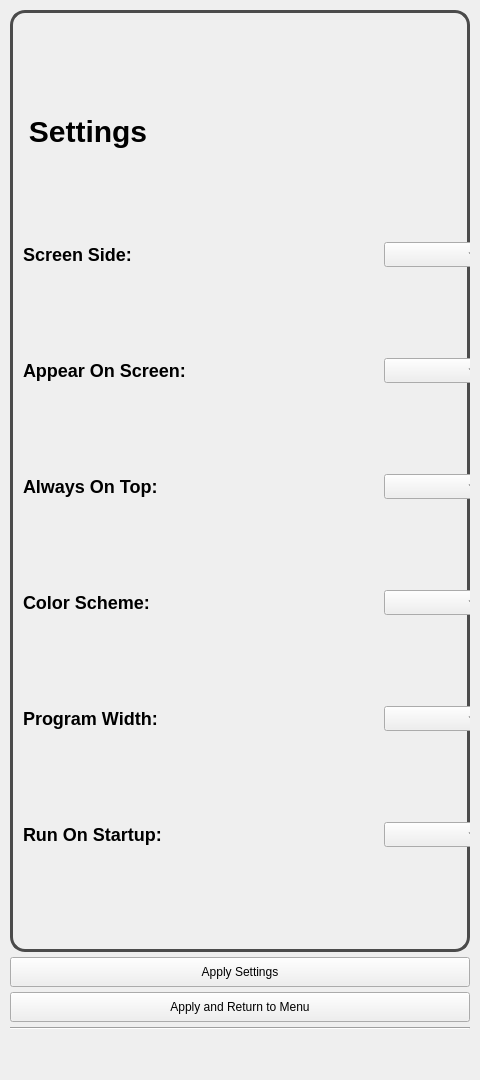
Above: settings.ui from JforJake/GameLauncher before the change. Below: the same form after it.
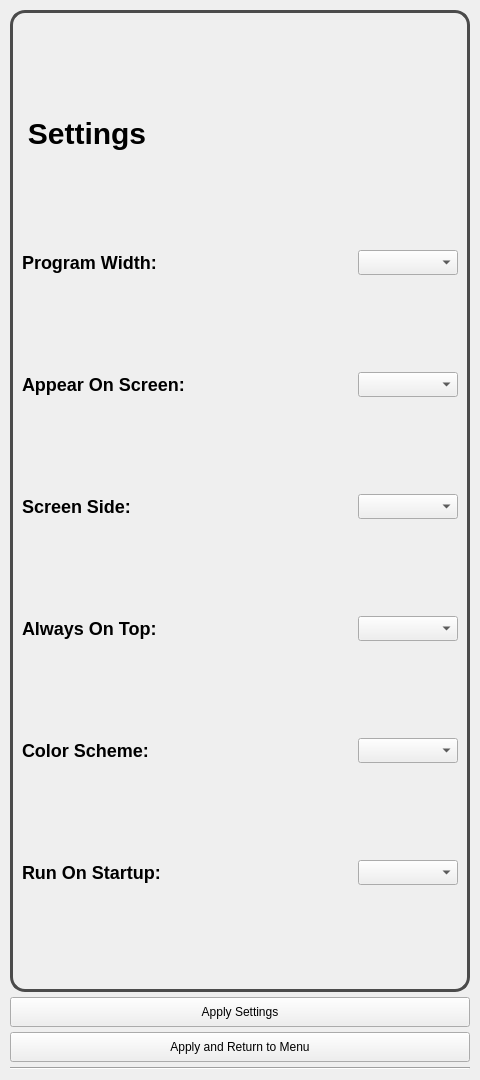
That is the form after the change.

Patch:
```diff
--- a/settings.ui
+++ b/settings.ui
@@ -70,33 +70,9 @@
      <property name="frameShadow">
       <enum>QFrame::Shadow::Raised</enum>
      </property>
-     <widget class="QWidget" name="gridLayoutWidget">
-      <property name="geometry">
-       <rect>
-        <x>13</x>
-        <y>0</y>
-        <width>461</width>
-        <height>941</height>
-       </rect>
-      </property>
-      <layout class="QGridLayout" name="gridLayout_2">
-       <property name="leftMargin">
-        <number>0</number>
-       </property>
-       <property name="topMargin">
-        <number>10</number>
-       </property>
-       <property name="rightMargin">
-        <number>0</number>
-       </property>
-       <property name="bottomMargin">
-        <number>10</number>
-       </property>
-       <property name="spacing">
-        <number>0</number>
-       </property>
-       <item row="4" column="1">
-        <widget class="QComboBox" name="ColorSchemeBox">
+     <layout class="QGridLayout" name="gridLayout">
+      <item row="2" column="1">
+       <widget class="QComboBox" name="ScreenNumberBox">
          <property name="sizePolicy">
           <sizepolicy hsizetype="Expanding" vsizetype="Fixed">
            <horstretch>0</horstretch>
@@ -120,37 +96,36 @@
          </property>
         </widget>
        </item>
-       <item row="5" column="0">
-        <widget class="QLabel" name="ProgramWidthLabel">
+      <item row="3" column="1">
+       <widget class="QComboBox" name="ScreenSideBox">
          <property name="sizePolicy">
-          <sizepolicy hsizetype="Expanding" vsizetype="Preferred">
-           <horstretch>2</horstretch>
+         <sizepolicy hsizetype="Expanding" vsizetype="Fixed">
+          <horstretch>0</horstretch>
            <verstretch>0</verstretch>
           </sizepolicy>
          </property>
          <property name="minimumSize">
           <size>
-           <width>160</width>
+          <width>100</width>
            <height>25</height>
           </size>
          </property>
          <property name="maximumSize">
           <size>
-           <width>600</width>
+          <width>200</width>
            <height>25</height>
           </size>
          </property>
          <property name="styleSheet">
-          <string notr="true">font-size: 18px;
-font-weight: bold;</string>
-         </property>
-         <property name="text">
-          <string>Program Width: </string>
+         <string notr="true"/>
+        </property>
+        <property name="currentText">
+         <string/>
          </property>
         </widget>
        </item>
        <item row="5" column="1">
-        <widget class="QComboBox" name="ProgramWidthBox">
+       <widget class="QComboBox" name="ColorSchemeBox">
          <property name="sizePolicy">
           <sizepolicy hsizetype="Expanding" vsizetype="Fixed">
            <horstretch>0</horstretch>
@@ -174,55 +149,33 @@
          </property>
         </widget>
        </item>
-       <item row="6" column="1">
-        <widget class="QComboBox" name="StartupBox">
+      <item row="0" column="0">
+       <widget class="QLabel" name="SettingsLabel">
          <property name="minimumSize">
           <size>
-           <width>100</width>
-           <height>25</height>
+          <width>130</width>
+          <height>40</height>
           </size>
          </property>
          <property name="maximumSize">
           <size>
-           <width>200</width>
-           <height>25</height>
+          <width>130</width>
+          <height>40</height>
           </size>
          </property>
          <property name="styleSheet">
-          <string notr="true"/>
+         <string notr="true">font-size: 30px;
+font-weight: bold;</string>
+        </property>
+        <property name="text">
+         <string>Settings</string>
+        </property>
+        <property name="alignment">
+         <set>Qt::AlignmentFlag::AlignCenter</set>
          </property>
         </widget>
        </item>
        <item row="4" column="0">
-        <widget class="QLabel" name="ColorSchemeLabel">
-         <property name="sizePolicy">
-          <sizepolicy hsizetype="Expanding" vsizetype="Preferred">
-           <horstretch>2</horstretch>
-           <verstretch>0</verstretch>
-          </sizepolicy>
-         </property>
-         <property name="minimumSize">
-          <size>
-           <width>160</width>
-           <height>25</height>
-          </size>
-         </property>
-         <property name="maximumSize">
-          <size>
-           <width>600</width>
-           <height>25</height>
-          </size>
-         </property>
-         <property name="styleSheet">
-          <string notr="true">font-size: 18px;
-font-weight: bold;</string>
-         </property>
-         <property name="text">
-          <string>Color Scheme:</string>
-         </property>
-        </widget>
-       </item>
-       <item row="3" column="0">
         <widget class="QLabel" name="AlwaysOnTopLabel">
          <property name="sizePolicy">
           <sizepolicy hsizetype="Expanding" vsizetype="Preferred">
@@ -251,35 +204,6 @@
          </property>
         </widget>
        </item>
-       <item row="1" column="0">
-        <widget class="QLabel" name="ScreenSideLabel">
-         <property name="sizePolicy">
-          <sizepolicy hsizetype="Expanding" vsizetype="Preferred">
-           <horstretch>2</horstretch>
-           <verstretch>0</verstretch>
-          </sizepolicy>
-         </property>
-         <property name="minimumSize">
-          <size>
-           <width>160</width>
-           <height>25</height>
-          </size>
-         </property>
-         <property name="maximumSize">
-          <size>
-           <width>600</width>
-           <height>25</height>
-          </size>
-         </property>
-         <property name="styleSheet">
-          <string notr="true">font-size: 18px;
-font-weight: bold;</string>
-         </property>
-         <property name="text">
-          <string>Screen Side:</string>
-         </property>
-        </widget>
-       </item>
        <item row="2" column="0">
         <widget class="QLabel" name="ScreenNumberLabel">
          <property name="sizePolicy">
@@ -309,7 +233,7 @@
          </property>
         </widget>
        </item>
-       <item row="3" column="1">
+      <item row="4" column="1">
         <widget class="QComboBox" name="AlwaysOnTopBox">
          <property name="sizePolicy">
           <sizepolicy hsizetype="Expanding" vsizetype="Fixed">
@@ -334,33 +258,66 @@
          </property>
         </widget>
        </item>
-       <item row="2" column="1">
-        <widget class="QComboBox" name="ScreenNumberBox">
+      <item row="5" column="0">
+       <widget class="QLabel" name="ColorSchemeLabel">
          <property name="sizePolicy">
-          <sizepolicy hsizetype="Expanding" vsizetype="Fixed">
-           <horstretch>0</horstretch>
+         <sizepolicy hsizetype="Expanding" vsizetype="Preferred">
+          <horstretch>2</horstretch>
            <verstretch>0</verstretch>
           </sizepolicy>
          </property>
          <property name="minimumSize">
           <size>
-           <width>100</width>
+          <width>160</width>
            <height>25</height>
           </size>
          </property>
          <property name="maximumSize">
           <size>
-           <width>200</width>
+          <width>600</width>
            <height>25</height>
           </size>
          </property>
          <property name="styleSheet">
-          <string notr="true"/>
+         <string notr="true">font-size: 18px;
+font-weight: bold;</string>
+        </property>
+        <property name="text">
+         <string>Color Scheme:</string>
+        </property>
+       </widget>
+      </item>
+      <item row="1" column="0">
+       <widget class="QLabel" name="ProgramWidthLabel">
+        <property name="sizePolicy">
+         <sizepolicy hsizetype="Expanding" vsizetype="Preferred">
+          <horstretch>2</horstretch>
+          <verstretch>0</verstretch>
+         </sizepolicy>
+        </property>
+        <property name="minimumSize">
+         <size>
+          <width>160</width>
+          <height>25</height>
+         </size>
+        </property>
+        <property name="maximumSize">
+         <size>
+          <width>600</width>
+          <height>25</height>
+         </size>
+        </property>
+        <property name="styleSheet">
+         <string notr="true">font-size: 18px;
+font-weight: bold;</string>
+        </property>
+        <property name="text">
+         <string>Program Width: </string>
          </property>
         </widget>
        </item>
        <item row="1" column="1">
-        <widget class="QComboBox" name="ScreenSideBox">
+       <widget class="QComboBox" name="ProgramWidthBox">
          <property name="sizePolicy">
           <sizepolicy hsizetype="Expanding" vsizetype="Fixed">
            <horstretch>0</horstretch>
@@ -380,11 +337,55 @@
           </size>
          </property>
          <property name="styleSheet">
-          <string notr="true">background-color: palette(Button);
-color: palette(ButtonText);</string>
-         </property>
-         <property name="currentText">
-          <string/>
+         <string notr="true"/>
+        </property>
+       </widget>
+      </item>
+      <item row="3" column="0">
+       <widget class="QLabel" name="ScreenSideLabel">
+        <property name="sizePolicy">
+         <sizepolicy hsizetype="Expanding" vsizetype="Preferred">
+          <horstretch>2</horstretch>
+          <verstretch>0</verstretch>
+         </sizepolicy>
+        </property>
+        <property name="minimumSize">
+         <size>
+          <width>160</width>
+          <height>25</height>
+         </size>
+        </property>
+        <property name="maximumSize">
+         <size>
+          <width>600</width>
+          <height>25</height>
+         </size>
+        </property>
+        <property name="styleSheet">
+         <string notr="true">font-size: 18px;
+font-weight: bold;</string>
+        </property>
+        <property name="text">
+         <string>Screen Side:</string>
+        </property>
+       </widget>
+      </item>
+      <item row="6" column="1">
+       <widget class="QComboBox" name="StartupBox">
+        <property name="minimumSize">
+         <size>
+          <width>100</width>
+          <height>25</height>
+         </size>
+        </property>
+        <property name="maximumSize">
+         <size>
+          <width>200</width>
+          <height>25</height>
+         </size>
+        </property>
+        <property name="styleSheet">
+         <string notr="true"/>
          </property>
         </widget>
        </item>
@@ -417,41 +418,14 @@
          </property>
         </widget>
        </item>
-       <item row="0" column="0">
-        <widget class="QLabel" name="SettingsLabel">
-         <property name="minimumSize">
-          <size>
-           <width>130</width>
-           <height>40</height>
-          </size>
-         </property>
-         <property name="maximumSize">
-          <size>
-           <width>130</width>
-           <height>40</height>
-          </size>
-         </property>
-         <property name="styleSheet">
-          <string notr="true">font-size: 30px;
-font-weight: bold;</string>
-         </property>
-         <property name="text">
-          <string>Settings</string>
-         </property>
-         <property name="alignment">
-          <set>Qt::AlignmentFlag::AlignCenter</set>
-         </property>
-        </widget>
-       </item>
-      </layout>
-     </widget>
-    </widget>
+     </layout>
+    </widget>
    </item>
    <item>
     <widget class="QPushButton" name="ApplyButton">
      <property name="minimumSize">
       <size>
-       <width>440</width>
+       <width>340</width>
        <height>30</height>
       </size>
      </property>
@@ -462,7 +436,12 @@
       </size>
      </property>
      <property name="styleSheet">
-      <string notr="true"/>
+      <string notr="true">
+QPushButton:hover {
+    background: palette(Midlight);
+	color: white
+}
+</string>
      </property>
      <property name="text">
       <string>Apply Settings</string>
@@ -479,7 +458,7 @@
      </property>
      <property name="minimumSize">
       <size>
-       <width>440</width>
+       <width>340</width>
        <height>30</height>
       </size>
      </property>
@@ -490,7 +469,12 @@
       </size>
      </property>
      <property name="styleSheet">
-      <string notr="true"/>
+      <string notr="true">
+QPushButton:hover {
+    background: palette(Midlight);
+	color: white
+}
+</string>
      </property>
      <property name="text">
       <string>Apply and Return to Menu</string>
@@ -504,22 +488,6 @@
      </property>
     </widget>
    </item>
-   <item>
-    <spacer name="verticalSpacer">
-     <property name="orientation">
-      <enum>Qt::Orientation::Vertical</enum>
-     </property>
-     <property name="sizeType">
-      <enum>QSizePolicy::Policy::Maximum</enum>
-     </property>
-     <property name="sizeHint" stdset="0">
-      <size>
-       <width>20</width>
-       <height>40</height>
-      </size>
-     </property>
-    </spacer>
-   </item>
   </layout>
  </widget>
  <resources/>
```
Left out of the diff: 12 changed lines with no effect on the pictures. Lines whose indentation alone changed are shown as unchanged.
